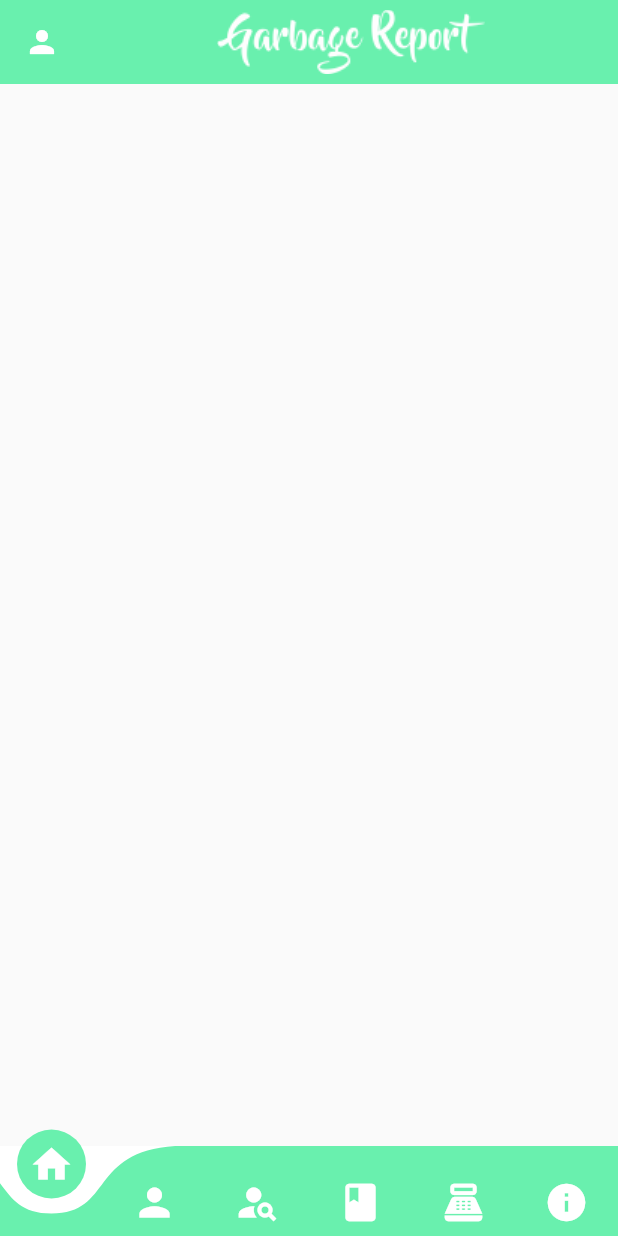
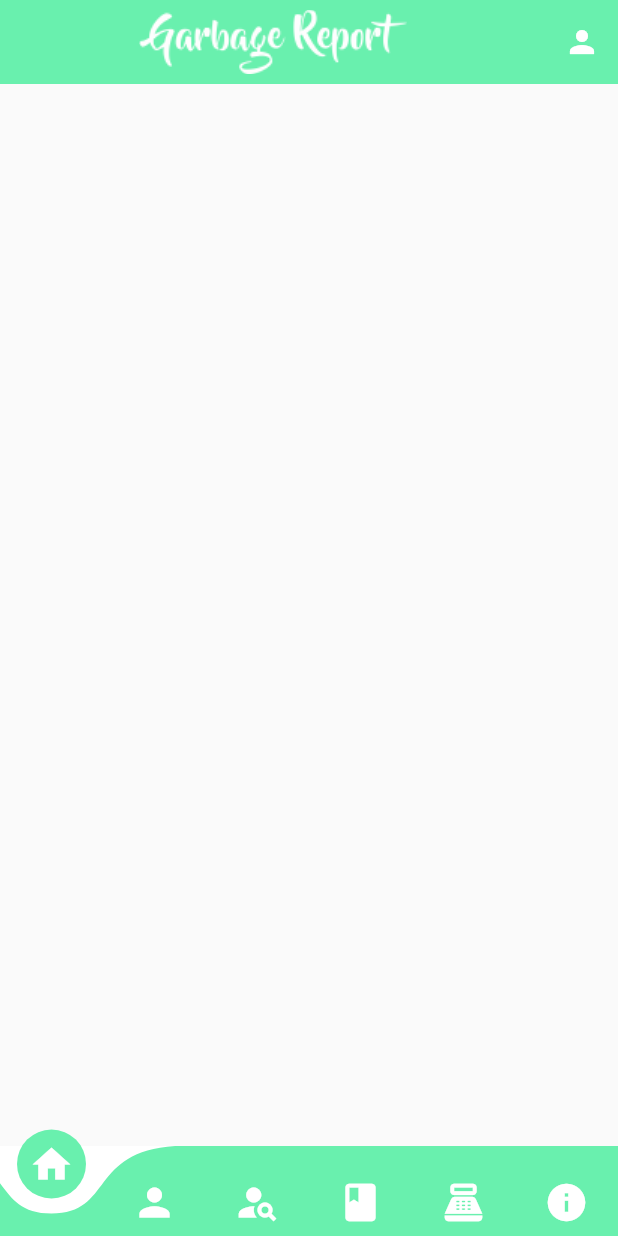
Before and after one commit to Movile-Apps/Gb_Shop, a Flutter app: the screen it shows after launch, on a phone screen of 412 x 824 dp. Run offline on Flutter 3.47's test engine with Material 2 defaults, Android fonts, the phone set to English and light mode, and no system bars; drawn by our look-alikes of curved_navigation_bar.

Commit message:
Home 5% listo

```diff
--- a/lib/Screens/Home_Screen.dart
+++ b/lib/Screens/Home_Screen.dart
@@ -10,12 +10,14 @@ import 'package:gb_shop/Screens/screens.dart';
       return  Scaffold(
           appBar: AppBar(
           backgroundColor: Colors.greenAccent,
-          leading: IconButton(
-          icon: const Icon(Icons.person),
-          onPressed: () {
-            Navigator.of(context).push(MaterialPageRoute(builder: (context) => const LoginScreen(),));
-          },
-        ),
+          actions: <Widget>[
+          IconButton(
+            icon: const Icon(Icons.person),
+            onPressed: () {
+              Navigator.of(context).push(MaterialPageRoute(builder: (context) => const LoginScreen(),));
+            },
+          ),
+        ],
           title: Image.asset('assets/TexLogo.png', width: 600, height: 800,),
           elevation: 0,
           centerTitle: true,
```
